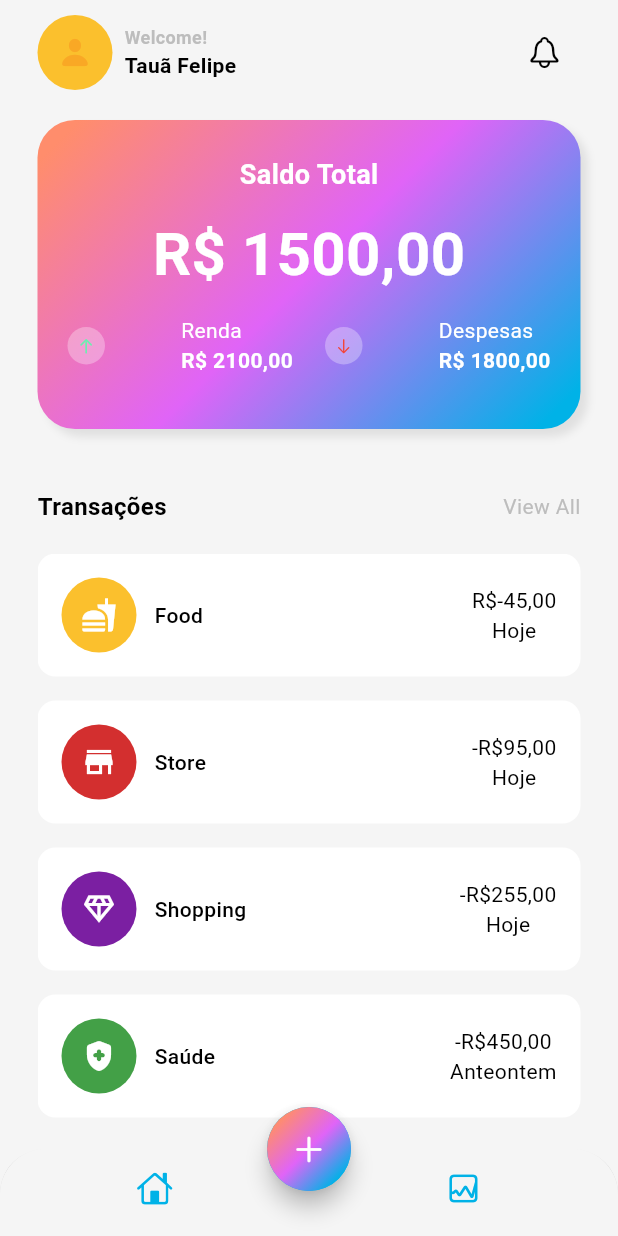
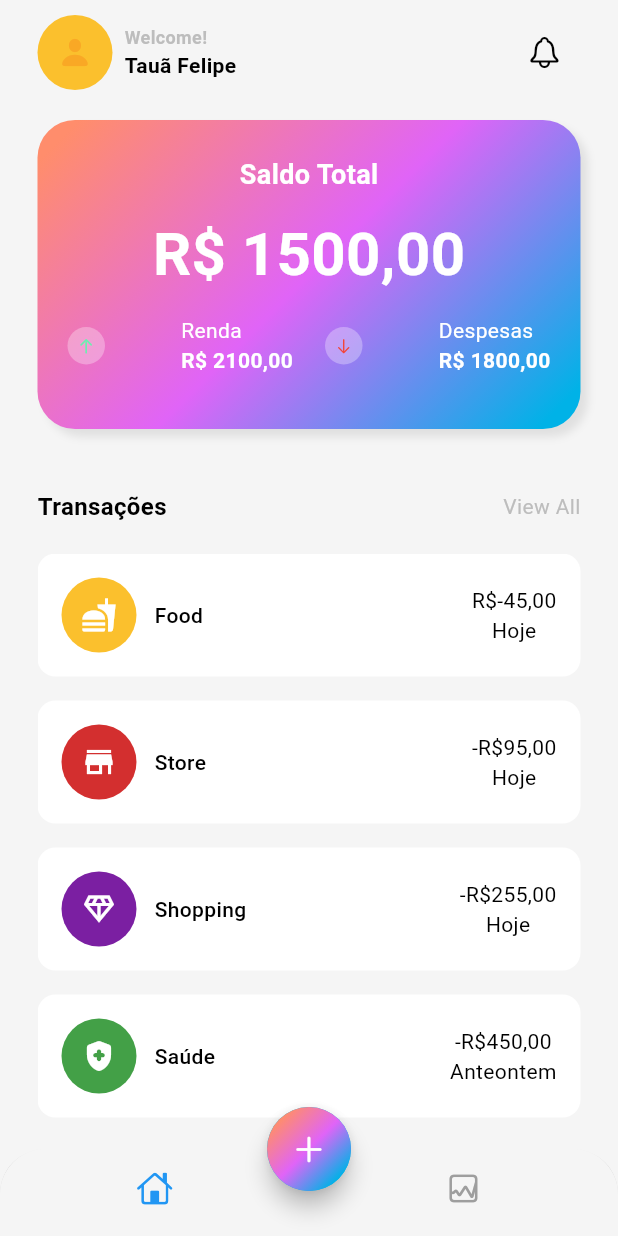
Before and after one commit to felipetaua/controle_financeiro, a Flutter app: the screen it shows after launch, on a phone screen of 412 x 824 dp. Run offline on Flutter 3.47's test engine with Material 3 defaults, Android fonts, the phone set to English and light mode, and no system bars.

Commit message:
resolvido bug de cores

```diff
--- a/lib/screens/home/views/home_screen.dart
+++ b/lib/screens/home/views/home_screen.dart
@@ -23,11 +23,6 @@ class _HomeScreenState extends State<HomeScreen> {
   Color unselectedItem = Colors.grey;
 
   @override
-  void initState() {
-    selectedItem = Theme.of(context).colorScheme.primary;
-    super.initState();
-  }
-
   Widget build(BuildContext context) {
     return Scaffold(
       // appBar: AppBar(),
@@ -49,7 +44,7 @@ class _HomeScreenState extends State<HomeScreen> {
                   label: 'Home'),
               BottomNavigationBarItem(
                   icon: Icon(CupertinoIcons.graph_square,
-                      color: index == 0 ? selectedItem : unselectedItem),
+                      color: index == 1 ? selectedItem : unselectedItem),
                   label: 'Stats')
             ]),
       ),
```
